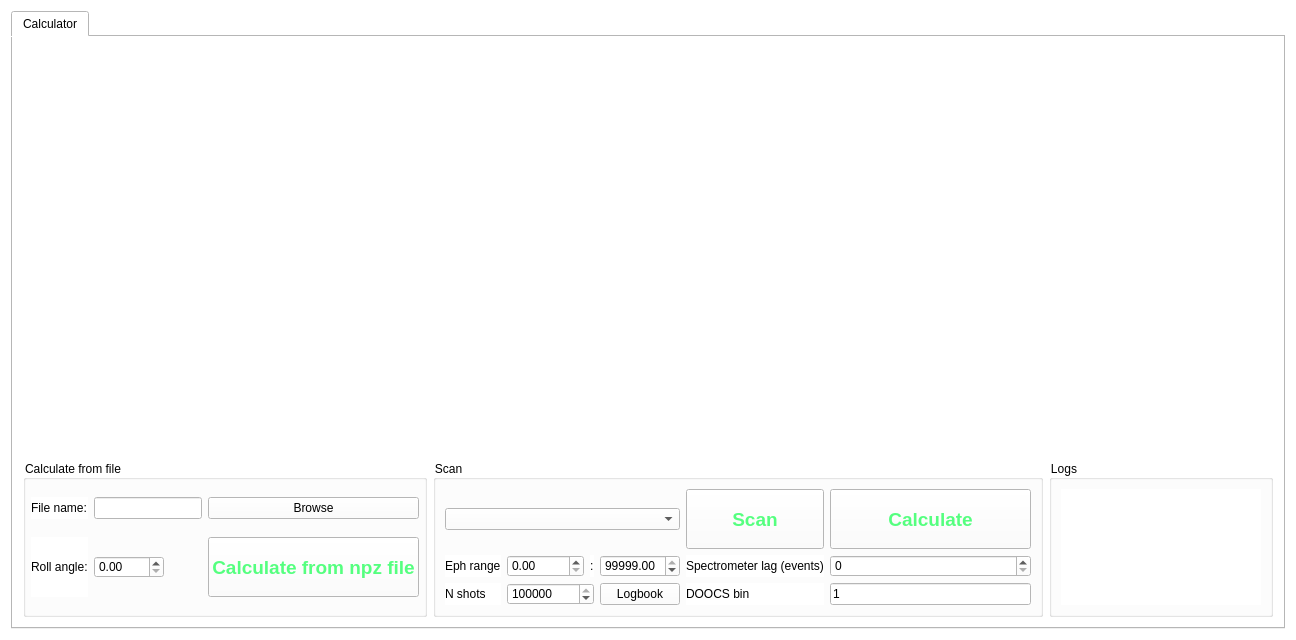
Qt form gui/UICalculator.ui (sergey-tomin/pyhirex) before a commit.
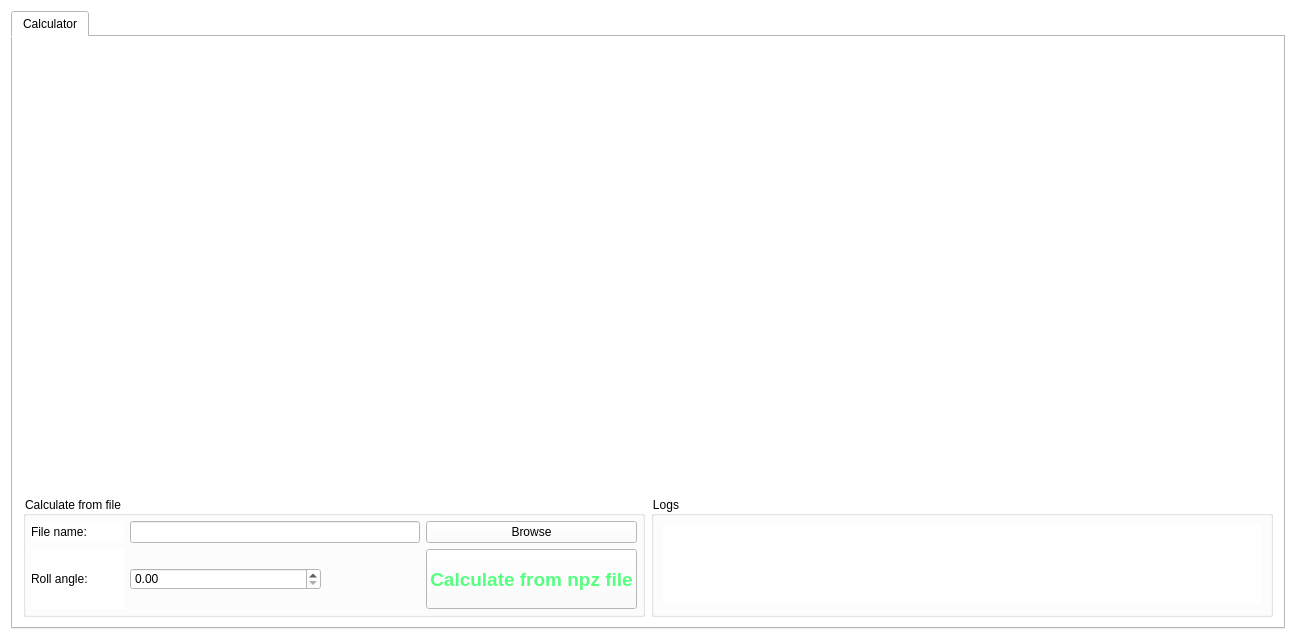
The same form after that commit.

Commit message: removed live scan function

The edit to the form file:
```diff
--- a/gui/UICalculator.ui
+++ b/gui/UICalculator.ui
@@ -51,262 +51,6 @@
        <property name="spacing">
         <number>6</number>
        </property>
-       <item row="2" column="3">
-        <widget class="QGroupBox" name="groupBox">
-         <property name="title">
-          <string>Scan</string>
-         </property>
-         <layout class="QGridLayout" name="gridLayout">
-          <item row="2" column="1">
-           <widget class="QLabel" name="label_5">
-            <property name="text">
-             <string>Eph range</string>
-            </property>
-           </widget>
-          </item>
-          <item row="4" column="5">
-           <widget class="QLabel" name="label_2">
-            <property name="text">
-             <string>DOOCS bin</string>
-            </property>
-           </widget>
-          </item>
-          <item row="4" column="1">
-           <widget class="QLabel" name="label_4">
-            <property name="text">
-             <string>N shots</string>
-            </property>
-           </widget>
-          </item>
-          <item row="2" column="5">
-           <widget class="QLabel" name="label_7">
-            <property name="text">
-             <string>Spectrometer lag (events)</string>
-            </property>
-           </widget>
-          </item>
-          <item row="2" column="3">
-           <widget class="QLabel" name="label_6">
-            <property name="text">
-             <string>:</string>
-            </property>
-           </widget>
-          </item>
-          <item row="4" column="7">
-           <widget class="QLineEdit" name="sb_corr2d_binning">
-            <property name="text">
-             <string>1</string>
-            </property>
-           </widget>
-          </item>
-          <item row="2" column="7">
-           <widget class="QSpinBox" name="sb_corr2d_lag"/>
-          </item>
-          <item row="2" column="2">
-           <widget class="QDoubleSpinBox" name="sb_emin">
-            <property name="locale">
-             <locale language="English" country="UnitedStates"/>
-            </property>
-            <property name="maximum">
-             <double>99999.000000000000000</double>
-            </property>
-           </widget>
-          </item>
-          <item row="2" column="4">
-           <widget class="QDoubleSpinBox" name="sb_emax">
-            <property name="locale">
-             <locale language="English" country="UnitedStates"/>
-            </property>
-            <property name="maximum">
-             <double>99999.000000000000000</double>
-            </property>
-            <property name="value">
-             <double>99999.000000000000000</double>
-            </property>
-           </widget>
-          </item>
-          <item row="1" column="7">
-           <widget class="QPushButton" name="pb_calculate">
-            <property name="minimumSize">
-             <size>
-              <width>120</width>
-              <height>60</height>
-             </size>
-            </property>
-            <property name="font">
-             <font>
-              <pointsize>14</pointsize>
-              <weight>75</weight>
-              <bold>true</bold>
-             </font>
-            </property>
-            <property name="styleSheet">
-             <string notr="true">color: rgb(85, 255, 127);</string>
-            </property>
-            <property name="text">
-             <string>Calculate</string>
-            </property>
-           </widget>
-          </item>
-          <item row="1" column="5">
-           <widget class="QPushButton" name="pb_scan">
-            <property name="minimumSize">
-             <size>
-              <width>120</width>
-              <height>60</height>
-             </size>
-            </property>
-            <property name="maximumSize">
-             <size>
-              <width>1000</width>
-              <height>1000</height>
-             </size>
-            </property>
-            <property name="font">
-             <font>
-              <pointsize>14</pointsize>
-              <weight>75</weight>
-              <bold>true</bold>
-             </font>
-            </property>
-            <property name="styleSheet">
-             <string notr="true">color: rgb(85, 255, 127);</string>
-            </property>
-            <property name="text">
-             <string>Scan</string>
-            </property>
-           </widget>
-          </item>
-          <item row="1" column="1" colspan="4">
-           <widget class="QComboBox" name="combo_mono">
-            <property name="palette">
-             <palette>
-              <active>
-               <colorrole role="Button">
-                <brush brushstyle="SolidPattern">
-                 <color alpha="255">
-                  <red>255</red>
-                  <green>255</green>
-                  <blue>255</blue>
-                 </color>
-                </brush>
-               </colorrole>
-               <colorrole role="Base">
-                <brush brushstyle="SolidPattern">
-                 <color alpha="255">
-                  <red>255</red>
-                  <green>255</green>
-                  <blue>255</blue>
-                 </color>
-                </brush>
-               </colorrole>
-               <colorrole role="Window">
-                <brush brushstyle="SolidPattern">
-                 <color alpha="255">
-                  <red>255</red>
-                  <green>255</green>
-                  <blue>255</blue>
-                 </color>
-                </brush>
-               </colorrole>
-              </active>
-              <inactive>
-               <colorrole role="Button">
-                <brush brushstyle="SolidPattern">
-                 <color alpha="255">
-                  <red>255</red>
-                  <green>255</green>
-                  <blue>255</blue>
-                 </color>
-                </brush>
-               </colorrole>
-               <colorrole role="Base">
-                <brush brushstyle="SolidPattern">
-                 <color alpha="255">
-                  <red>255</red>
-                  <green>255</green>
-                  <blue>255</blue>
-                 </color>
-                </brush>
-               </colorrole>
-               <colorrole role="Window">
-                <brush brushstyle="SolidPattern">
-                 <color alpha="255">
-                  <red>255</red>
-                  <green>255</green>
-                  <blue>255</blue>
-                 </color>
-                </brush>
-               </colorrole>
-              </inactive>
-              <disabled>
-               <colorrole role="Button">
-                <brush brushstyle="SolidPattern">
-                 <color alpha="255">
-                  <red>255</red>
-                  <green>255</green>
-                  <blue>255</blue>
-                 </color>
-                </brush>
-               </colorrole>
-               <colorrole role="Base">
-                <brush brushstyle="SolidPattern">
-                 <color alpha="255">
-                  <red>255</red>
-                  <green>255</green>
-                  <blue>255</blue>
-                 </color>
-                </brush>
-               </colorrole>
-               <colorrole role="Window">
-                <brush brushstyle="SolidPattern">
-                 <color alpha="255">
-                  <red>255</red>
-                  <green>255</green>
-                  <blue>255</blue>
-                 </color>
-                </brush>
-               </colorrole>
-              </disabled>
-             </palette>
-            </property>
-            <property name="currentText">
-             <string/>
-            </property>
-            <property name="maxCount">
-             <number>2147483647</number>
-            </property>
-           </widget>
-          </item>
-          <item row="4" column="2" colspan="2">
-           <widget class="QSpinBox" name="sb_n_shots_max">
-            <property name="locale">
-             <locale language="English" country="UnitedStates"/>
-            </property>
-            <property name="maximum">
-             <number>10000000</number>
-            </property>
-            <property name="singleStep">
-             <number>1000</number>
-            </property>
-            <property name="value">
-             <number>100000</number>
-            </property>
-           </widget>
-          </item>
-          <item row="4" column="4">
-           <widget class="QPushButton" name="pb_calc_logbook">
-            <property name="text">
-             <string>Logbook</string>
-            </property>
-           </widget>
-          </item>
-         </layout>
-        </widget>
-       </item>
-       <item row="0" column="5">
-        <widget class="QWidget" name="widget" native="true"/>
-       </item>
        <item row="0" column="0" colspan="3">
         <widget class="QWidget" name="widget_calc" native="true">
          <property name="sizePolicy">
@@ -409,7 +153,23 @@
          </layout>
         </widget>
        </item>
-       <item row="2" column="4" colspan="2">
+       <item row="0" column="3" colspan="3">
+        <widget class="QWidget" name="widget_calc_2" native="true">
+         <property name="sizePolicy">
+          <sizepolicy hsizetype="MinimumExpanding" vsizetype="MinimumExpanding">
+           <horstretch>0</horstretch>
+           <verstretch>0</verstretch>
+          </sizepolicy>
+         </property>
+         <property name="minimumSize">
+          <size>
+           <width>300</width>
+           <height>200</height>
+          </size>
+         </property>
+        </widget>
+       </item>
+       <item row="2" column="3" colspan="3">
         <widget class="QGroupBox" name="groupBox_2">
          <property name="title">
           <string>Logs</string>
@@ -437,22 +197,6 @@
          </layout>
         </widget>
        </item>
-       <item row="0" column="3" colspan="2">
-        <widget class="QWidget" name="widget_calc_2" native="true">
-         <property name="sizePolicy">
-          <sizepolicy hsizetype="MinimumExpanding" vsizetype="MinimumExpanding">
-           <horstretch>0</horstretch>
-           <verstretch>0</verstretch>
-          </sizepolicy>
-         </property>
-         <property name="minimumSize">
-          <size>
-           <width>300</width>
-           <height>200</height>
-          </size>
-         </property>
-        </widget>
-       </item>
       </layout>
      </widget>
     </widget>
```
The commit also changes 2 other files.
